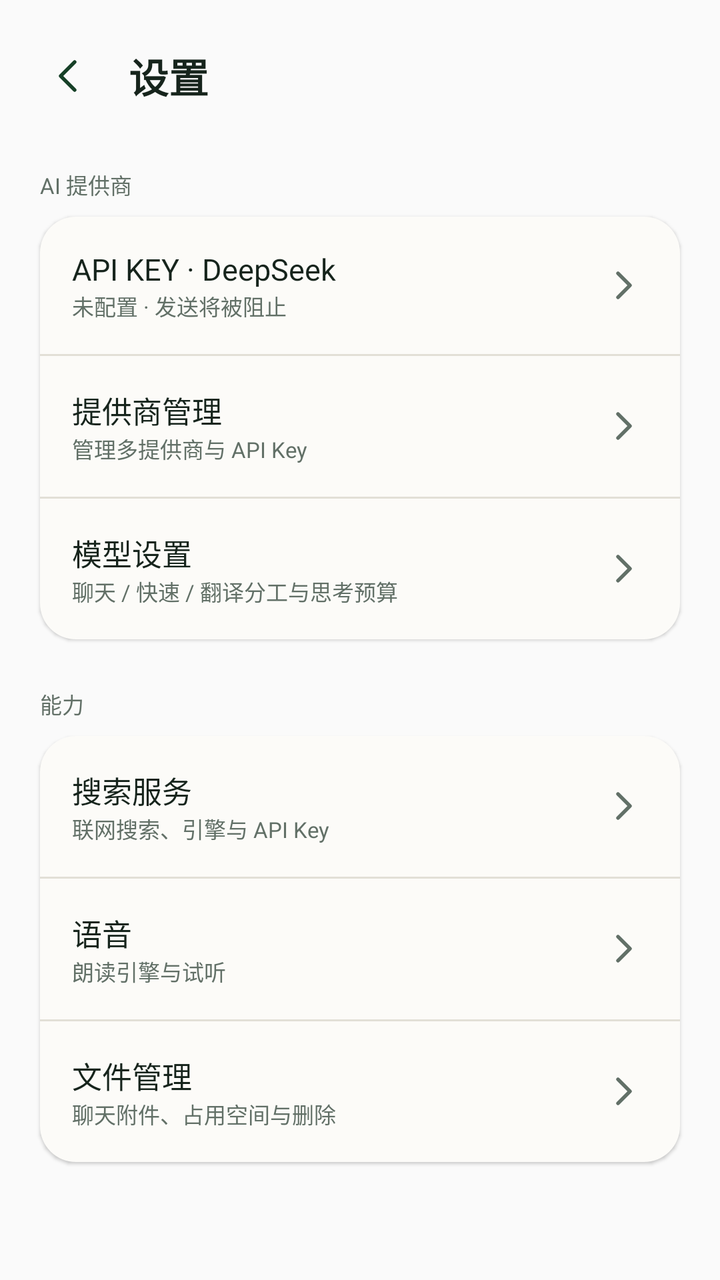
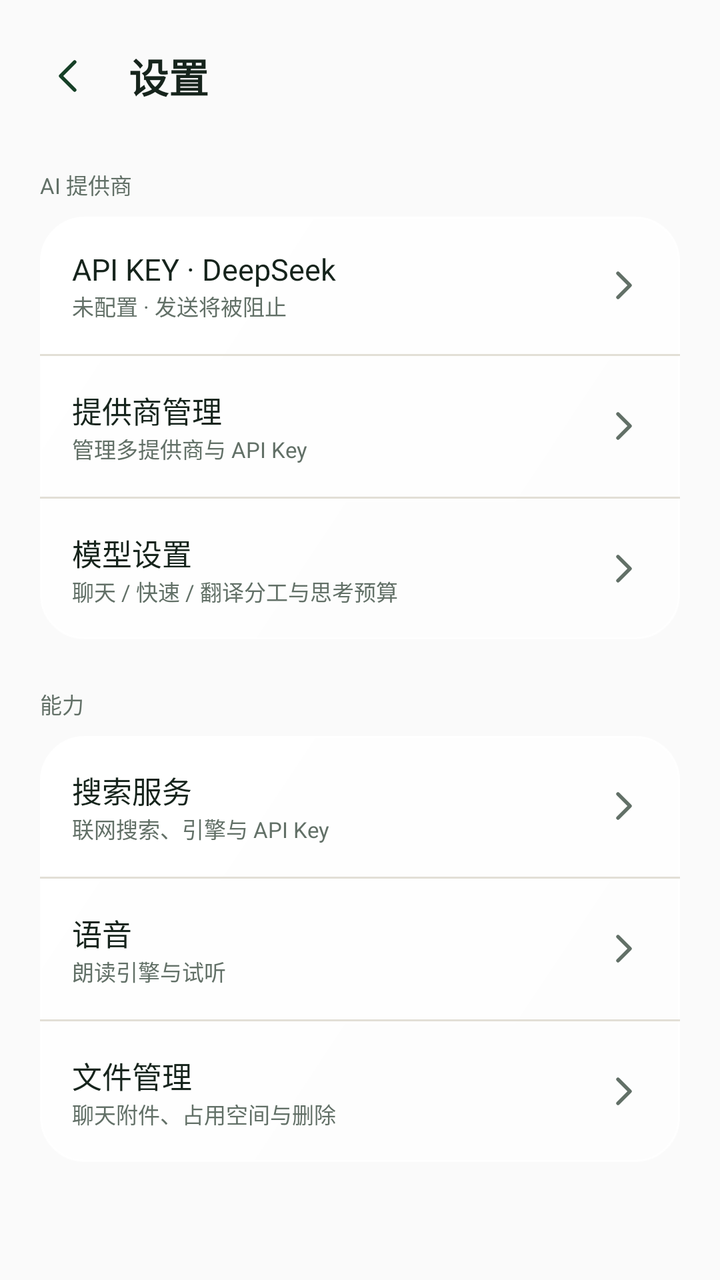

Two renders of the same Android screen: before a commit and after it. Below are the layout's source before the change and the commit's diff.
<!-- AndroidManifest.xml: application theme Theme.TreeLearn -->
<!-- res/layout/screen_settings_body.xml -->
<?xml version="1.0" encoding="utf-8"?>
<LinearLayout xmlns:android="http://schemas.android.com/apk/res/android"
    android:layout_width="match_parent"
        android:layout_height="wrap_content"
        android:orientation="vertical"
        android:paddingBottom="@dimen/space_s8">

        <LinearLayout
            android:layout_width="match_parent"
            android:layout_height="wrap_content"
            android:gravity="center_vertical"
            android:orientation="horizontal"
            android:paddingStart="@dimen/page_gutter"
            android:paddingTop="@dimen/space_s4"
            android:paddingEnd="@dimen/page_gutter">

            <ImageView
                android:id="@+id/settings_back"
                android:layout_width="@dimen/touch_min"
                android:layout_height="@dimen/touch_min"
                android:layout_marginStart="-8dp"
                android:background="@drawable/bg_icon_button"
                android:contentDescription="@string/cd_settings_back"
                android:scaleType="centerInside"
                android:src="@drawable/ic_nav_back"
                android:tint="@color/tl_green_deep" />

            <TextView
                android:layout_width="wrap_content"
                android:layout_height="wrap_content"
                android:layout_marginStart="@dimen/space_s2"
                android:text="@string/settings_title"
                android:textColor="@color/tl_ink"
                android:textSize="@dimen/text_h1"
                android:textStyle="bold" />
        </LinearLayout>

        <TextView
            android:layout_width="match_parent"
            android:layout_height="wrap_content"
            android:paddingStart="@dimen/page_gutter"
            android:paddingTop="@dimen/space_s6"
            android:paddingEnd="@dimen/page_gutter"
            android:text="@string/settings_group_ai"
            android:textColor="@color/tl_ink3"
            android:textSize="@dimen/text_cap" />

        <LinearLayout
            android:layout_width="match_parent"
            android:layout_height="wrap_content"
            android:layout_marginStart="@dimen/page_gutter"
            android:layout_marginTop="@dimen/space_s2"
            android:layout_marginEnd="@dimen/page_gutter"
            android:background="@drawable/bg_card"
            android:elevation="@dimen/card_elevation"
            android:orientation="vertical">

            
            <LinearLayout
                android:id="@+id/settings_key_entry"
                android:layout_width="match_parent"
                android:layout_height="wrap_content"
                android:background="?android:attr/selectableItemBackground"
                android:gravity="center_vertical"
                android:minHeight="@dimen/touch_min"
                android:orientation="horizontal"
                android:padding="@dimen/space_s4">

                <LinearLayout
                    android:layout_width="0dp"
                    android:layout_height="wrap_content"
                    android:layout_weight="1"
                    android:orientation="vertical">

                    <TextView
                        android:layout_width="match_parent"
                        android:layout_height="wrap_content"
                        android:text="@string/settings_key_entry_title"
                        android:textColor="@color/tl_ink"
                        android:textSize="@dimen/text_body" />

                    <TextView
                        android:id="@+id/settings_key_sub"
                        android:layout_width="match_parent"
                        android:layout_height="wrap_content"
                        android:text="@string/settings_key_state_none"
                        android:textColor="@color/tl_ink3"
                        android:textSize="@dimen/text_cap" />
                </LinearLayout>

                <ImageView
                    android:layout_width="wrap_content"
                    android:layout_height="wrap_content"
                    android:contentDescription="@string/settings_key_entry_title"
                    android:src="@drawable/ic_chevron_right"
                    android:tint="@color/tl_ink3" />
            </LinearLayout>

            <View
                android:layout_width="match_parent"
                android:layout_height="@dimen/hairline"
                android:background="@color/tl_line" />

            <LinearLayout
                android:id="@+id/settings_providers_entry"
                android:layout_width="match_parent"
                android:layout_height="wrap_content"
                android:background="?android:attr/selectableItemBackground"
                android:gravity="center_vertical"
                android:minHeight="@dimen/touch_min"
                android:orientation="horizontal"
                android:padding="@dimen/space_s4">

                <LinearLayout
                    android:layout_width="0dp"
                    android:layout_height="wrap_content"
                    android:layout_weight="1"
                    android:orientation="vertical">

                    <TextView
                        android:layout_width="match_parent"
                        android:layout_height="wrap_content"
                        android:text="@string/providers_entry_title"
                        android:textColor="@color/tl_ink"
                        android:textSize="@dimen/text_body" />

                    <TextView
                        android:id="@+id/settings_providers_sub"
                        android:layout_width="match_parent"
                        android:layout_height="wrap_content"
                        android:text="@string/providers_entry_sub"
                        android:textColor="@color/tl_ink3"
                        android:textSize="@dimen/text_cap" />
                </LinearLayout>

                <ImageView
                    android:layout_width="wrap_content"
                    android:layout_height="wrap_content"
                    android:contentDescription="@string/providers_entry_title"
                    android:src="@drawable/ic_chevron_right"
                    android:tint="@color/tl_ink3" />
            </LinearLayout>

            <View
                android:layout_width="match_parent"
                android:layout_height="@dimen/hairline"
                android:background="@color/tl_line" />

            <LinearLayout
                android:id="@+id/settings_models_entry"
                android:layout_width="match_parent"
                android:layout_height="wrap_content"
                android:background="?android:attr/selectableItemBackground"
                android:gravity="center_vertical"
                android:minHeight="@dimen/touch_min"
                android:orientation="horizontal"
                android:padding="@dimen/space_s4">

                <LinearLayout
                    android:layout_width="0dp"
                    android:layout_height="wrap_content"
                    android:layout_weight="1"
                    android:orientation="vertical">

                    <TextView
                        android:layout_width="match_parent"
                        android:layout_height="wrap_content"
                        android:text="@string/models_entry_title"
                        android:textColor="@color/tl_ink"
                        android:textSize="@dimen/text_body" />

                    <TextView
                        android:id="@+id/settings_models_sub"
                        android:layout_width="match_parent"
                        android:layout_height="wrap_content"
                        android:text="@string/models_entry_sub"
                        android:textColor="@color/tl_ink3"
                        android:textSize="@dimen/text_cap" />
                </LinearLayout>

                <ImageView
                    android:layout_width="wrap_content"
                    android:layout_height="wrap_content"
                    android:contentDescription="@string/models_entry_title"
                    android:src="@drawable/ic_chevron_right"
                    android:tint="@color/tl_ink3" />
            </LinearLayout>
        </LinearLayout>

        <TextView
            android:layout_width="match_parent"
            android:layout_height="wrap_content"
            android:paddingStart="@dimen/page_gutter"
            android:paddingTop="@dimen/space_s6"
            android:paddingEnd="@dimen/page_gutter"
            android:text="@string/settings_group_capability"
            android:textColor="@color/tl_ink3"
            android:textSize="@dimen/text_cap" />

        <LinearLayout
            android:layout_width="match_parent"
            android:layout_height="wrap_content"
            android:layout_marginStart="@dimen/page_gutter"
            android:layout_marginTop="@dimen/space_s2"
            android:layout_marginEnd="@dimen/page_gutter"
            android:background="@drawable/bg_card"
            android:elevation="@dimen/card_elevation"
            android:orientation="vertical">

            
            <LinearLayout
                android:id="@+id/settings_search_entry"
                android:layout_width="match_parent"
                android:layout_height="wrap_content"
                android:background="?android:attr/selectableItemBackground"
                android:gravity="center_vertical"
                android:minHeight="@dimen/touch_min"
                android:orientation="horizontal"
                android:padding="@dimen/space_s4">

                <LinearLayout
                    android:layout_width="0dp"
                    android:layout_height="wrap_content"
                    android:layout_weight="1"
                    android:orientation="vertical">

                    <TextView
                        android:layout_width="match_parent"
                        android:layout_height="wrap_content"
                        android:text="@string/search_entry_title"
                        android:textColor="@color/tl_ink"
                        android:textSize="@dimen/text_body" />

                    <TextView
                        android:layout_width="match_parent"
                        android:layout_height="wrap_content"
                        android:text="@string/search_entry_sub"
                        android:textColor="@color/tl_ink3"
                        android:textSize="@dimen/text_cap" />
                </LinearLayout>

                <ImageView
                    android:layout_width="wrap_content"
                    android:layout_height="wrap_content"
                    android:contentDescription="@string/search_entry_title"
                    android:src="@drawable/ic_chevron_right"
                    android:tint="@color/tl_ink3" />
            </LinearLayout>

            <View
                android:layout_width="match_parent"
                android:layout_height="@dimen/hairline"
                android:background="@color/tl_line" />

            
            <LinearLayout
                android:id="@+id/settings_voice_entry"
                android:layout_width="match_parent"
                android:layout_height="wrap_content"
                android:background="?android:attr/selectableItemBackground"
                android:gravity="center_vertical"
                android:minHeight="@dimen/touch_min"
                android:orientation="horizontal"
                android:padding="@dimen/space_s4">

                <LinearLayout
                    android:layout_width="0dp"
                    android:layout_height="wrap_content"
                    android:layout_weight="1"
                    android:orientation="vertical">

                    <TextView
                        android:layout_width="match_parent"
                        android:layout_height="wrap_content"
                        android:text="@string/voice_entry_title"
                        android:textColor="@color/tl_ink"
                        android:textSize="@dimen/text_body" />

                    <TextView
                        android:layout_width="match_parent"
                        android:layout_height="wrap_content"
                        android:text="@string/voice_entry_sub"
                        android:textColor="@color/tl_ink3"
                        android:textSize="@dimen/text_cap" />
                </LinearLayout>

                <ImageView
                    android:layout_width="wrap_content"
                    android:layout_height="wrap_content"
                    android:contentDescription="@string/voice_entry_title"
                    android:src="@drawable/ic_chevron_right"
                    android:tint="@color/tl_ink3" />
            </LinearLayout>

            <View
                android:layout_width="match_parent"
                android:layout_height="@dimen/hairline"
                android:background="@color/tl_line" />

            
            <LinearLayout
                android:id="@+id/settings_files_entry"
                android:layout_width="match_parent"
                android:layout_height="wrap_content"
                android:background="?android:attr/selectableItemBackground"
                android:gravity="center_vertical"
                android:minHeight="@dimen/touch_min"
                android:orientation="horizontal"
                android:padding="@dimen/space_s4">

                <LinearLayout
                    android:layout_width="0dp"
                    android:layout_height="wrap_content"
                    android:layout_weight="1"
                    android:orientation="vertical">

                    <TextView
                        android:layout_width="match_parent"
                        android:layout_height="wrap_content"
                        android:text="@string/settings_files_title"
                        android:textColor="@color/tl_ink"
                        android:textSize="@dimen/text_body" />

                    <TextView
                        android:layout_width="match_parent"
                        android:layout_height="wrap_content"
                        android:text="@string/settings_files_sub"
                        android:textColor="@color/tl_ink3"
                        android:textSize="@dimen/text_cap" />
                </LinearLayout>

                <ImageView
                    android:layout_width="wrap_content"
                    android:layout_height="wrap_content"
                    android:contentDescription="@string/settings_files_title"
                    android:src="@drawable/ic_chevron_right"
                    android:tint="@color/tl_ink3" />
            </LinearLayout>
        </LinearLayout>

    </LinearLayout>
<!-- resources referenced by this layout -->
<resources>
  <color name="tl_green_deep">#164027</color>
  <color name="tl_ink">#16241C</color>
  <color name="tl_ink3">#627067</color>
  <color name="tl_line">#E2DFD6</color>
  <dimen name="card_elevation">1dp</dimen>
  <dimen name="hairline">1dp</dimen>
  <dimen name="page_gutter">20dp</dimen>
  <dimen name="space_s2">8dp</dimen>
  <dimen name="space_s4">16dp</dimen>
  <dimen name="space_s6">24dp</dimen>
  <dimen name="space_s8">32dp</dimen>
  <dimen name="text_body">15sp</dimen>
  <dimen name="text_cap">11sp</dimen>
  <dimen name="text_h1">20sp</dimen>
  <dimen name="touch_min">44dp</dimen>
  <!-- drawable bg_card (drawable) -->
  <?xml version="1.0" encoding="utf-8"?>
  <shape xmlns:android="http://schemas.android.com/apk/res/android" android:shape="rectangle">
      <solid android:color="@color/tl_surface" />
      <corners android:radius="@dimen/radius_lg" />
  </shape>
  <string name="cd_settings_back">返回</string>
  <string name="models_entry_sub">聊天 / 快速 / 翻译分工与思考预算</string>
  <string name="models_entry_title">模型设置</string>
  <string name="providers_entry_sub">管理多提供商与 API Key</string>
  <string name="providers_entry_title">提供商管理</string>
  <string name="search_entry_sub">联网搜索、引擎与 API Key</string>
  <string name="search_entry_title">搜索服务</string>
  <string name="settings_files_sub">聊天附件、占用空间与删除</string>
  <string name="settings_files_title">文件管理</string>
  <string name="settings_group_ai">AI 提供商</string>
  <string name="settings_group_capability">能力</string>
  <string name="settings_key_entry_title">API KEY · DeepSeek</string>
  <string name="settings_key_state_none">未配置 · 发送将被阻止</string>
  <string name="settings_title">设置</string>
  <string name="voice_entry_sub">朗读引擎与试听</string>
  <string name="voice_entry_title">语音</string>
  <style name="Theme.TreeLearn" parent="@android:style/Theme.Material.Light.NoActionBar">
          
          <item name="android:fontFamily">sans-serif</item>
          <item name="android:colorPrimary">@color/tl_green</item>
          <item name="android:colorPrimaryDark">@color/tl_green_deep</item>
          <item name="android:colorAccent">@color/tl_green</item>
          <item name="android:colorControlHighlight">@color/ripple_control</item>
          <item name="android:windowBackground">@color/tl_bg</item>
          <item name="android:textColorPrimary">@color/tl_ink</item>
          <item name="android:textColorSecondary">@color/tl_ink2</item>
          <item name="android:textColorHint">@color/tl_ink3</item>
          <item name="android:statusBarColor">@color/tl_bg</item>
          <item name="android:windowLightStatusBar">true</item>
          
      </style>
  <color name="tl_surface">#FCFBF8</color>
  <dimen name="radius_lg">18dp</dimen>
  <dimen name="radius_md">14dp</dimen>
  <color name="tl_green">#2B6E45</color>
  <color name="tl_bg">#F4F1EB</color>
  <color name="tl_ink2">#435449</color>
  <!-- unchanged entries left out for length: 3 -->
</resources>

<!-- the commit's change to res/layout/screen_settings_body.xml (unified diff, before → after) -->
@@ -338,4 +338,65 @@
             </LinearLayout>
         </LinearLayout>
 
+        <TextView
+            android:layout_width="match_parent"
+            android:layout_height="wrap_content"
+            android:paddingStart="@dimen/page_gutter"
+            android:paddingTop="@dimen/space_s6"
+            android:paddingEnd="@dimen/page_gutter"
+            android:text="@string/persona_intro_title"
+            android:textColor="@color/tl_ink3"
+            android:textSize="@dimen/text_cap" />
+
+        
+        <LinearLayout
+            android:layout_width="match_parent"
+            android:layout_height="wrap_content"
+            android:layout_marginStart="@dimen/page_gutter"
+            android:layout_marginTop="@dimen/space_s2"
+            android:layout_marginEnd="@dimen/page_gutter"
+            android:background="@drawable/bg_card"
+            android:elevation="@dimen/card_elevation"
+            android:orientation="vertical">
+
+            <LinearLayout
+                android:id="@+id/settings_persona_intro_entry"
+                android:layout_width="match_parent"
+                android:layout_height="wrap_content"
+                android:background="?android:attr/selectableItemBackground"
+                android:gravity="center_vertical"
+                android:minHeight="@dimen/touch_min"
+                android:orientation="horizontal"
+                android:padding="@dimen/space_s4">
+
+                <LinearLayout
+                    android:layout_width="0dp"
+                    android:layout_height="wrap_content"
+                    android:layout_weight="1"
+                    android:orientation="vertical">
+
+                    <TextView
+                        android:layout_width="match_parent"
+                        android:layout_height="wrap_content"
+                        android:text="@string/persona_intro_title"
+                        android:textColor="@color/tl_ink"
+                        android:textSize="@dimen/text_body" />
+
+                    <TextView
+                        android:layout_width="match_parent"
+                        android:layout_height="wrap_content"
+                        android:text="@string/settings_persona_intro_sub"
+                        android:textColor="@color/tl_ink3"
+                        android:textSize="@dimen/text_cap" />
+                </LinearLayout>
+
+                <ImageView
+                    android:layout_width="wrap_content"
+                    android:layout_height="wrap_content"
+                    android:contentDescription="@string/persona_intro_title"
+                    android:src="@drawable/ic_chevron_right"
+                    android:tint="@color/tl_ink3" />
+            </LinearLayout>
+        </LinearLayout>
+
     </LinearLayout>
<!-- resource entries referenced after the edit -->
@@ -17,13 +17,13 @@
   <dimen name="touch_min">44dp</dimen>
   <!-- drawable bg_card (drawable) -->
   <?xml version="1.0" encoding="utf-8"?>
-  <shape xmlns:android="http://schemas.android.com/apk/res/android" android:shape="rectangle">
-      <solid android:color="@color/tl_surface" />
-      <corners android:radius="@dimen/radius_lg" />
-  </shape>
+  <layer-list xmlns:android="http://schemas.android.com/apk/res/android">
+      <item android:drawable="@drawable/bg_glass_card" />
+  </layer-list>
   <string name="cd_settings_back">返回</string>
   <string name="models_entry_sub">聊天 / 快速 / 翻译分工与思考预算</string>
   <string name="models_entry_title">模型设置</string>
+  <string name="persona_intro_title">回答风格介绍</string>
   <string name="providers_entry_sub">管理多提供商与 API Key</string>
   <string name="providers_entry_title">提供商管理</string>
   <string name="search_entry_sub">联网搜索、引擎与 API Key</string>
@@ -34,6 +34,7 @@
   <string name="settings_group_capability">能力</string>
   <string name="settings_key_entry_title">API KEY · DeepSeek</string>
   <string name="settings_key_state_none">未配置 · 发送将被阻止</string>
+  <string name="settings_persona_intro_sub">看 7 档风格各自适合什么处境</string>
   <string name="settings_title">设置</string>
   <string name="voice_entry_sub">朗读引擎与试听</string>
   <string name="voice_entry_title">语音</string>
@@ -48,16 +49,43 @@
           <item name="android:textColorPrimary">@color/tl_ink</item>
           <item name="android:textColorSecondary">@color/tl_ink2</item>
           <item name="android:textColorHint">@color/tl_ink3</item>
-          <item name="android:statusBarColor">@color/tl_bg</item>
+          <item name="android:statusBarColor">@color/tl_mist_base</item>
           <item name="android:windowLightStatusBar">true</item>
           
       </style>
-  <color name="tl_surface">#FCFBF8</color>
-  <dimen name="radius_lg">18dp</dimen>
+  <!-- drawable bg_glass_card (drawable) -->
+  <?xml version="1.0" encoding="utf-8"?>
+  <layer-list xmlns:android="http://schemas.android.com/apk/res/android">
+      <item>
+          <shape android:shape="rectangle">
+              <gradient
+                  android:angle="270"
+                  android:endColor="@android:color/transparent"
+                  android:startColor="@color/glass_sheen" />
+              <corners android:radius="@dimen/radius_xl" />
+          </shape>
+      </item>
+      <item>
+          <shape android:shape="rectangle">
+              <gradient
+                  android:angle="315"
+                  android:endColor="@color/glass_card_lo"
+                  android:startColor="@color/glass_card" />
+              <stroke android:width="@dimen/hairline" android:color="@color/glass_edge" />
+              <corners android:radius="@dimen/radius_xl" />
+          </shape>
+      </item>
+  </layer-list>
   <dimen name="radius_md">14dp</dimen>
   <color name="tl_green">#2B6E45</color>
   <color name="tl_bg">#F4F1EB</color>
   <color name="tl_ink2">#435449</color>
+  <color name="tl_mist_base">#EDEDE4</color>
+  <color name="glass_sheen">#80FFFFFF</color>
+  <dimen name="radius_xl">22dp</dimen>
+  <color name="glass_card_lo">#7FFFFFFF</color>
+  <color name="glass_card">#DBFFFFFF</color>
+  <color name="glass_edge">#E0FFFFFF</color>
   <!-- unchanged entries left out for length: 3 -->
 </resources>
 
